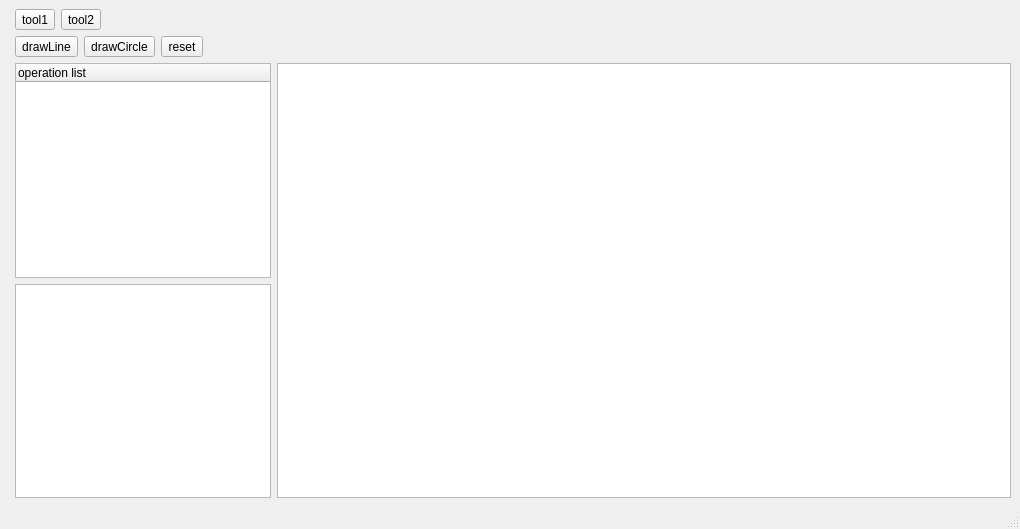
Old version of the form mainwindow.ui in the repository joey674/LaserCAD_QT.
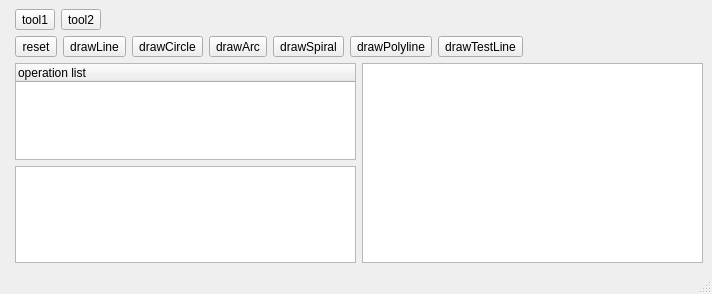
New version of the form. Custom widgets are drawn as their Qt base class.

Commit message: feat: polyline/arc

Diff of the .ui file:
```diff
--- a/mainwindow.ui
+++ b/mainwindow.ui
@@ -6,8 +6,8 @@
    <rect>
     <x>0</x>
     <y>0</y>
-    <width>1020</width>
-    <height>529</height>
+    <width>712</width>
+    <height>294</height>
    </rect>
   </property>
   <property name="windowTitle">
@@ -66,6 +66,19 @@
     </item>
     <item row="1" column="1">
      <layout class="QHBoxLayout" name="horizontalLayout_1">
+      <item>
+       <widget class="QToolButton" name="resetButton">
+        <property name="text">
+         <string>reset</string>
+        </property>
+        <property name="checkable">
+         <bool>true</bool>
+        </property>
+        <property name="autoExclusive">
+         <bool>true</bool>
+        </property>
+       </widget>
+      </item>
       <item>
        <widget class="QToolButton" name="drawLineButton">
         <property name="sizePolicy">
@@ -105,9 +118,48 @@
        </widget>
       </item>
       <item>
-       <widget class="QToolButton" name="resetButton">
+       <widget class="QToolButton" name="drawArcButton">
         <property name="text">
-         <string>reset</string>
+         <string>drawArc</string>
+        </property>
+        <property name="checkable">
+         <bool>true</bool>
+        </property>
+        <property name="autoExclusive">
+         <bool>true</bool>
+        </property>
+       </widget>
+      </item>
+      <item>
+       <widget class="QToolButton" name="drawSpiralButton">
+        <property name="text">
+         <string>drawSpiral</string>
+        </property>
+        <property name="checkable">
+         <bool>true</bool>
+        </property>
+        <property name="autoExclusive">
+         <bool>true</bool>
+        </property>
+       </widget>
+      </item>
+      <item>
+       <widget class="QToolButton" name="drawPolylineButton">
+        <property name="text">
+         <string>drawPolyline</string>
+        </property>
+        <property name="checkable">
+         <bool>true</bool>
+        </property>
+        <property name="autoExclusive">
+         <bool>true</bool>
+        </property>
+       </widget>
+      </item>
+      <item>
+       <widget class="QToolButton" name="drawTestLineButton">
+        <property name="text">
+         <string>drawTestLine</string>
         </property>
         <property name="checkable">
          <bool>true</bool>
@@ -139,7 +191,7 @@
      <layout class="QHBoxLayout" name="horizontalLayout_3">
       <item>
        <layout class="QVBoxLayout" name="verticalLayout_4">
-        <item alignment="Qt::AlignmentFlag::AlignLeft">
+        <item>
          <widget class="QTreeWidget" name="operationTreeWidget">
           <property name="dragEnabled">
            <bool>true</bool>
@@ -154,7 +206,7 @@
           </column>
          </widget>
         </item>
-        <item alignment="Qt::AlignmentFlag::AlignLeft">
+        <item>
          <widget class="QTableWidget" name="propertyTableWidget"/>
         </item>
        </layout>
```
The commit also changes 5 other files.
